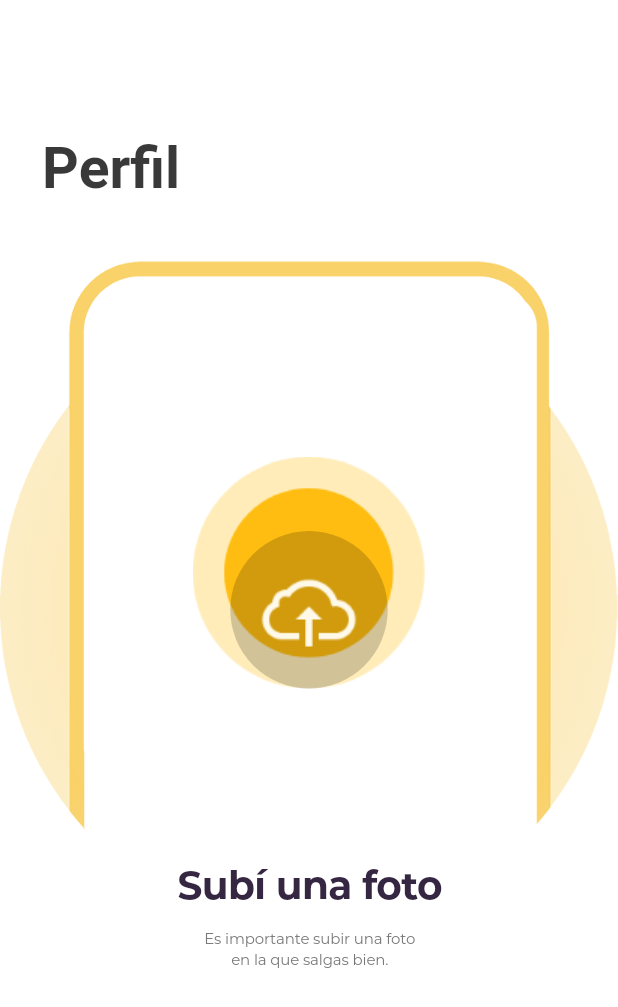
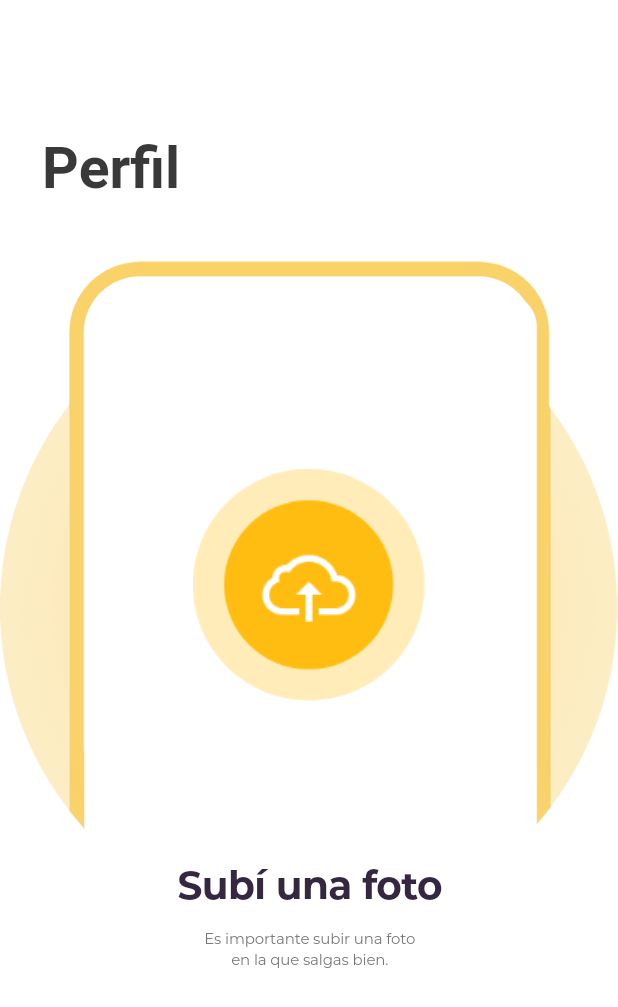
Before and after one commit to bautitravella/main_screens, a Flutter app: the SubiFotoPerfilWidget screen opened directly, on a phone screen of 412 x 824 dp. Shown: the top 1007 px of the screen. Run offline on Flutter 3.47's test engine with Material 2 defaults, Android fonts, the phone set to English and light mode, and no system bars.

Commit message:
soy un crack el boton de upload foto de perfil esta ready

```diff
--- a/lib/subi_foto_perfil_widget/subi_foto_perfil_widget.dart
+++ b/lib/subi_foto_perfil_widget/subi_foto_perfil_widget.dart
@@ -73,8 +73,9 @@ class SubiFotoPerfilWidget extends StatelessWidget {
                     ),
                     Positioned(
                       left: 103,
-                      top: 105,
+                      top: 50,
                       right: 103,
+                      bottom: 50,
                       child: Image.asset(
                         "assets/images/uploadimage.png",
                         fit: BoxFit.none,
@@ -83,12 +84,12 @@ class SubiFotoPerfilWidget extends StatelessWidget {
                     Container(
                       width: 105,
                       height: 105,
-                      margin: EdgeInsets.only(left: 4, right: 4, top: 33),
+                      margin: EdgeInsets.only(left: 4, right: 4, top: 33, bottom: 33),
                       child: Opacity(
-                        opacity: 0.91,
+                        opacity: 1,
                         child: FlatButton(
                           onPressed: () => this.onBtnBlueTwoPressed(context),
-                          color: Color.fromARGB(50, 0, 0, 0),
+                          color: Color.fromARGB(0, 0, 0, 0),
                           shape: RoundedRectangleBorder(
                             borderRadius: BorderRadius.all(Radius.circular(100)),
                           ),
```
